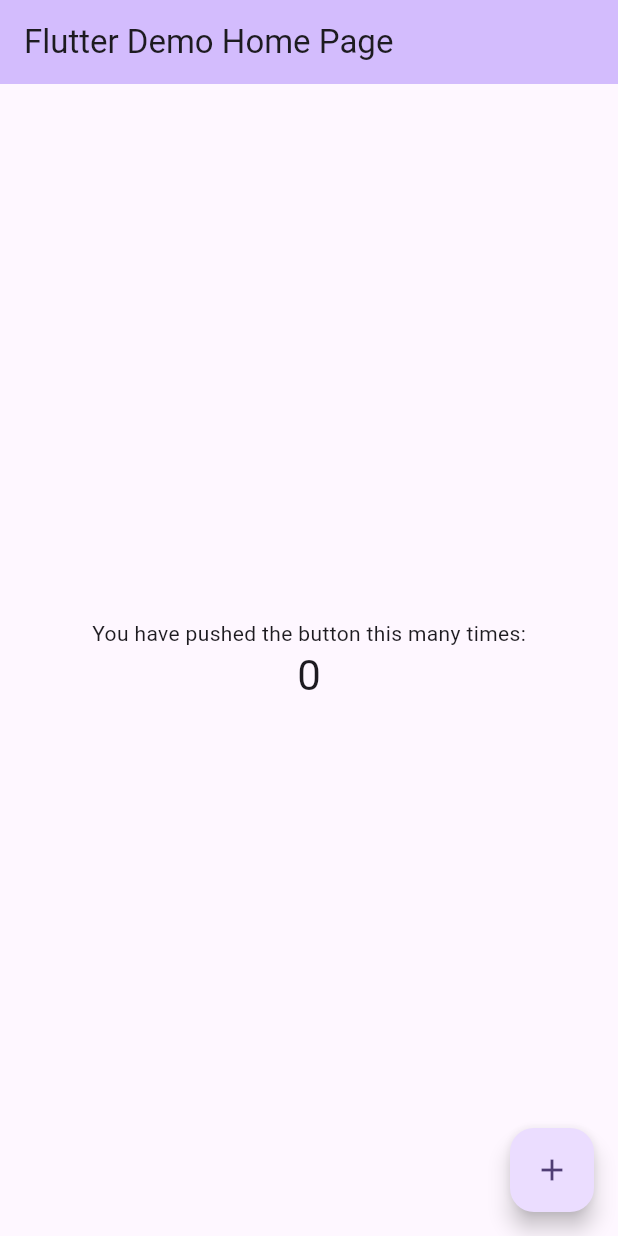
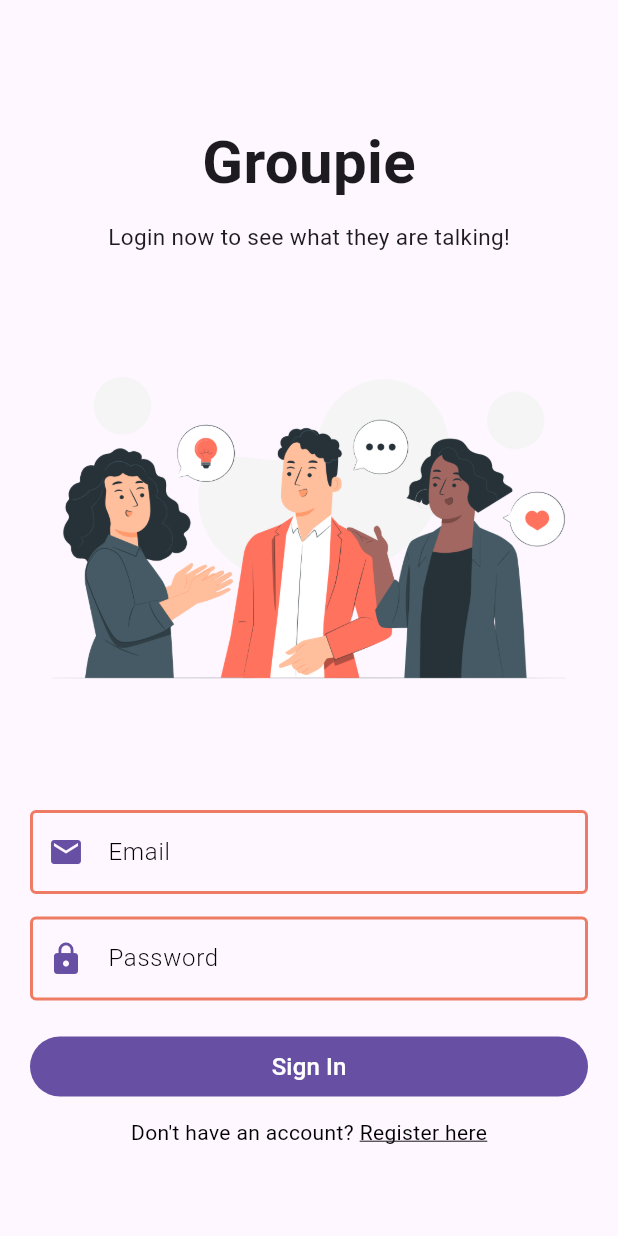
Before and after one commit to DucTrinh244/chatapp_firebase, a Flutter app: the screen it shows after launch, on a phone screen of 412 x 824 dp. Run offline on Flutter 3.47's test engine with Material 3 defaults, Android fonts, the phone set to English and light mode, and no system bars; our stand-ins replace firebase_auth, firebase_core, shared_preferences; accounts and stored records are empty.

Commit message:
update comit

```diff
--- /dev/null
+++ b/lib/helper/helper_function.dart
@@ -0,0 +1,17 @@
+import 'package:shared_preferences/shared_preferences.dart';
+
+class HelperFunction {
+  // Keys
+  static String userLoggedInKey = "ISLOGGEDIN"; // saving the data to SF
+  static String userNameKey = "USERNAME"; // saving the data to SF
+  static String userEmailKey = "USEREMAIL"; // saving the data to SF
+
+  // saving the data to SF
+
+  static Future<bool?> getUserLoggedInStatus() async {
+    SharedPreferences prefs = await SharedPreferences.getInstance();
+    return prefs.getBool(userLoggedInKey);
+  }
+
+  // getting the data from SF
+}
--- a/lib/main.dart
+++ b/lib/main.dart
@@ -1,122 +1,45 @@
+import 'package:chatapp_flutter/helper/helper_function.dart';
+import 'package:chatapp_flutter/pages/auth/login_screen.dart';
+import 'package:chatapp_flutter/pages/home_screen.dart';
+import 'package:firebase_core/firebase_core.dart';
 import 'package:flutter/material.dart';
 
-void main() {
+void main() async {
+  WidgetsFlutterBinding.ensureInitialized();
+  await Firebase.initializeApp();
   runApp(const MyApp());
 }
 
-class MyApp extends StatelessWidget {
+class MyApp extends StatefulWidget {
   const MyApp({super.key});
 
-  // This widget is the root of your application.
   @override
-  Widget build(BuildContext context) {
-    return MaterialApp(
-      title: 'Flutter Demo',
-      theme: ThemeData(
-        // This is the theme of your application.
-        //
-        // TRY THIS: Try running your application with "flutter run". You'll see
-        // the application has a purple toolbar. Then, without quitting the app,
-        // try changing the seedColor in the colorScheme below to Colors.green
-        // and then invoke "hot reload" (save your changes or press the "hot
-        // reload" button in a Flutter-supported IDE, or press "r" if you used
-        // the command line to start the app).
-        //
-        // Notice that the counter didn't reset back to zero; the application
-        // state is not lost during the reload. To reset the state, use hot
-        // restart instead.
-        //
-        // This works for code too, not just values: Most code changes can be
-        // tested with just a hot reload.
-        colorScheme: ColorScheme.fromSeed(seedColor: Colors.deepPurple),
-      ),
-      home: const MyHomePage(title: 'Flutter Demo Home Page'),
-    );
-  }
+  State<MyApp> createState() => _MyAppState();
 }
 
-class MyHomePage extends StatefulWidget {
-  const MyHomePage({super.key, required this.title});
-
-  // This widget is the home page of your application. It is stateful, meaning
-  // that it has a State object (defined below) that contains fields that affect
-  // how it looks.
-
-  // This class is the configuration for the state. It holds the values (in this
-  // case the title) provided by the parent (in this case the App widget) and
-  // used by the build method of the State. Fields in a Widget subclass are
-  // always marked "final".
-
-  final String title;
+class _MyAppState extends State<MyApp> {
+  bool _isSignedIn = false;
 
   @override
-  State<MyHomePage> createState() => _MyHomePageState();
-}
+  initState() {
+    super.initState();
+    getUserLoggedInStatus();
+  }
 
-class _MyHomePageState extends State<MyHomePage> {
-  int _counter = 0;
-
-  void _incrementCounter() {
-    setState(() {
-      // This call to setState tells the Flutter framework that something has
-      // changed in this State, which causes it to rerun the build method below
-      // so that the display can reflect the updated values. If we changed
-      // _counter without calling setState(), then the build method would not be
-      // called again, and so nothing would appear to happen.
-      _counter++;
+  // ignore: non_constant_identifier_names
+  getUserLoggedInStatus() async {
+    await HelperFunction.getUserLoggedInStatus().then((value) {
+      if (value != null) {
+        _isSignedIn = value;
+      }
     });
   }
 
   @override
   Widget build(BuildContext context) {
-    // This method is rerun every time setState is called, for instance as done
-    // by the _incrementCounter method above.
-    //
-    // The Flutter framework has been optimized to make rerunning build methods
-    // fast, so that you can just rebuild anything that needs updating rather
-    // than having to individually change instances of widgets.
-    return Scaffold(
-      appBar: AppBar(
-        // TRY THIS: Try changing the color here to a specific color (to
-        // Colors.amber, perhaps?) and trigger a hot reload to see the AppBar
-        // change color while the other colors stay the same.
-        backgroundColor: Theme.of(context).colorScheme.inversePrimary,
-        // Here we take the value from the MyHomePage object that was created by
-        // the App.build method, and use it to set our appbar title.
-        title: Text(widget.title),
-      ),
-      body: Center(
-        // Center is a layout widget. It takes a single child and positions it
-        // in the middle of the parent.
-        child: Column(
-          // Column is also a layout widget. It takes a list of children and
-          // arranges them vertically. By default, it sizes itself to fit its
-          // children horizontally, and tries to be as tall as its parent.
-          //
-          // Column has various properties to control how it sizes itself and
-          // how it positions its children. Here we use mainAxisAlignment to
-          // center the children vertically; the main axis here is the vertical
-          // axis because Columns are vertical (the cross axis would be
-          // horizontal).
-          //
-          // TRY THIS: Invoke "debug painting" (choose the "Toggle Debug Paint"
-          // action in the IDE, or press "p" in the console), to see the
-          // wireframe for each widget.
-          mainAxisAlignment: MainAxisAlignment.center,
-          children: <Widget>[
-            const Text('You have pushed the button this many times:'),
-            Text(
-              '$_counter',
-              style: Theme.of(context).textTheme.headlineMedium,
-            ),
-          ],
-        ),
-      ),
-      floatingActionButton: FloatingActionButton(
-        onPressed: _incrementCounter,
-        tooltip: 'Increment',
-        child: const Icon(Icons.add),
-      ), // This trailing comma makes auto-formatting nicer for build methods.
+    return MaterialApp(
+      debugShowCheckedModeBanner: false,
+      home: _isSignedIn ? const HomePage() : const LoginPage(),
     );
   }
 }
--- /dev/null
+++ b/lib/pages/auth/login_screen.dart
@@ -0,0 +1,190 @@
+import 'package:chatapp_flutter/pages/auth/register_screen.dart';
+// import 'package:chatapp_flutter/services/auth_service.dart';
+// import 'package:chatapp_flutter/services/database_service.dart';
+// import 'package:chatapp_flutter/utils/utilities.dart';
+import 'package:chatapp_flutter/widgets/widgets.dart';
+import 'package:flutter/gestures.dart';
+import 'package:flutter/material.dart';
+
+class LoginPage extends StatefulWidget {
+  const LoginPage({super.key});
+
+  @override
+  State<LoginPage> createState() => _LoginPageState();
+}
+
+class _LoginPageState extends State<LoginPage> {
+  final formKey = GlobalKey<FormState>();
+  String email = "";
+  String password = "";
+  bool _isLoading = false;
+  // AuthService authService = AuthService();
+  @override
+  Widget build(BuildContext context) {
+    return Scaffold(
+      body:
+          _isLoading
+              ? Center(
+                child: CircularProgressIndicator(
+                  color: Theme.of(context).primaryColor,
+                ),
+              )
+              : SingleChildScrollView(
+                child: Padding(
+                  padding: const EdgeInsets.symmetric(
+                    horizontal: 20,
+                    vertical: 80,
+                  ),
+                  child: Form(
+                    key: formKey,
+                    child: Column(
+                      mainAxisAlignment: MainAxisAlignment.center,
+                      crossAxisAlignment: CrossAxisAlignment.center,
+                      children: <Widget>[
+                        const Text(
+                          "Groupie",
+                          style: TextStyle(
+                            fontSize: 40,
+                            fontWeight: FontWeight.bold,
+                          ),
+                        ),
+                        const SizedBox(height: 10),
+                        const Text(
+                          "Login now to see what they are talking!",
+                          style: TextStyle(
+                            fontSize: 15,
+                            fontWeight: FontWeight.w400,
+                          ),
+                        ),
+                        Image.asset("assets/login.png"),
+                        TextFormField(
+                          decoration: textInputDecoration.copyWith(
+                            labelText: "Email",
+                            prefixIcon: Icon(
+                              Icons.email,
+                              color: Theme.of(context).primaryColor,
+                            ),
+                          ),
+                          onChanged: (val) {
+                            setState(() {
+                              email = val;
+                            });
+                          },
+
+                          // check tha validation
+                          validator: (val) {
+                            return RegExp(
+                                  r"^[a-zA-Z0-9.a-zA-Z0-9.!#$%&'*+-/=?^_`{|}~]+@[a-zA-Z0-9]+\.[a-zA-Z]+",
+                                ).hasMatch(val!)
+                                ? null
+                                : "Please enter a valid email";
+                          },
+                        ),
+                        const SizedBox(height: 15),
+                        TextFormField(
+                          obscureText: true,
+                          decoration: textInputDecoration.copyWith(
+                            labelText: "Password",
+                            prefixIcon: Icon(
+                              Icons.lock,
+                              color: Theme.of(context).primaryColor,
+                            ),
+                          ),
+                          validator: (val) {
+                            if (val!.length < 6) {
+                              return "Password must be at least 6 characters";
+                            } else {
+                              return null;
+                            }
+                          },
+                          onChanged: (val) {
+                            setState(() {
+                              password = val;
+                            });
+                          },
+                        ),
+                        const SizedBox(height: 20),
+                        SizedBox(
+                          width: double.infinity,
+                          child: ElevatedButton(
+                            style: ElevatedButton.styleFrom(
+                              backgroundColor: Theme.of(context).primaryColor,
+                              elevation: 0,
+                              shape: RoundedRectangleBorder(
+                                borderRadius: BorderRadius.circular(30),
+                              ),
+                            ),
+                            child: const Text(
+                              "Sign In",
+                              style: TextStyle(
+                                color: Colors.white,
+                                fontSize: 16,
+                              ),
+                            ),
+                            onPressed: () {
+                              // login();
+                            },
+                          ),
+                        ),
+                        const SizedBox(height: 10),
+                        Text.rich(
+                          TextSpan(
+                            text: "Don't have an account? ",
+                            style: const TextStyle(
+                              color: Colors.black,
+                              fontSize: 14,
+                            ),
+                            children: <TextSpan>[
+                              TextSpan(
+                                text: "Register here",
+                                style: const TextStyle(
+                                  color: Colors.black,
+                                  decoration: TextDecoration.underline,
+                                ),
+                                recognizer:
+                                    TapGestureRecognizer()
+                                      ..onTap = () {
+                                        nextScreen(
+                                          context,
+                                          const RegisterPage(),
+                                        );
+                                      },
+                              ),
+                            ],
+                          ),
+                        ),
+                      ],
+                    ),
+                  ),
+                ),
+              ),
+    );
+  }
+
+  // login() async {
+  //   if (formKey.currentState!.validate()) {
+  //     setState(() {
+  //       _isLoading = true;
+  //     });
+  //     await authService.loginWithUserNameandPassword(email, password).then((
+  //       value,
+  //     ) async {
+  //       if (value == true) {
+  //         QuerySnapshot snapshot = await DatabaseService(
+  //           uid: FirebaseAuth.instance.currentUser!.uid,
+  //         ).gettingUserData(email);
+  //         // saving the values to our shared preferences
+  //         await HelperFunctions.saveUserLoggedInStatus(true);
+  //         await HelperFunctions.saveUserEmailSF(email);
+  //         await HelperFunctions.saveUserNameSF(snapshot.docs[0]['fullName']);
+  //         nextScreenReplace(context, const HomePage());
+  //       } else {
+  //         showSnackbar(context, Colors.red, value);
+  //         setState(() {
+  //           _isLoading = false;
+  //         });
+  //       }
+  //     });
+  //   }
+  // }
+}
--- /dev/null
+++ b/lib/service/auth_service.dart
@@ -0,0 +1,11 @@
+import 'package:firebase_auth/firebase_auth.dart';
+
+class AuthService {
+  final FirebaseAuth firebaseAuth = FirebaseAuth.instance;
+
+  //login with email and password
+
+  // register with email and password
+
+  //signout user
+}
--- /dev/null
+++ b/lib/shared/constants.dart
@@ -0,0 +1,6 @@
+class Constants {
+  static String apiKey = 'AIzaSyDdX1nr4enE-z90oaXf5pEgw7hmUVrVsO8';
+  static String appId = '1:1020493403934:web:10b7d4263f5bcd62f6db0f';
+  static String messagingSenderId = '1020493403934';
+  static String projectId = 'chatappflutter-5300c';
+}
--- /dev/null
+++ b/lib/widgets/widgets.dart
@@ -0,0 +1,40 @@
+import 'package:flutter/material.dart';
+
+const textInputDecoration = InputDecoration(
+  labelStyle: TextStyle(color: Colors.black, fontWeight: FontWeight.w300),
+  focusedBorder: OutlineInputBorder(
+    borderSide: BorderSide(color: Color(0xFFee7b64), width: 2),
+  ),
+  enabledBorder: OutlineInputBorder(
+    borderSide: BorderSide(color: Color(0xFFee7b64), width: 2),
+  ),
+  errorBorder: OutlineInputBorder(
+    borderSide: BorderSide(color: Color(0xFFee7b64), width: 2),
+  ),
+);
+
+void nextScreen(context, page) {
+  Navigator.push(context, MaterialPageRoute(builder: (context) => page));
+}
+
+void nextScreenReplace(context, page) {
+  Navigator.pushReplacement(
+    context,
+    MaterialPageRoute(builder: (context) => page),
+  );
+}
+
+void showSnackbar(context, color, message) {
+  ScaffoldMessenger.of(context).showSnackBar(
+    SnackBar(
+      content: Text(message, style: const TextStyle(fontSize: 14)),
+      backgroundColor: color,
+      duration: const Duration(seconds: 2),
+      action: SnackBarAction(
+        label: "OK",
+        onPressed: () {},
+        textColor: Colors.white,
+      ),
+    ),
+  );
+}
--- /dev/null
+++ b/todo.txt
@@ -0,0 +1 @@
+1. Adding firebasbe databasae
```
Also changed, not shown: lib/pages/auth/register_screen.dart (added, +207 -0 lines), lib/pages/home_screen.dart (added, +15 -0 lines), pubspec.yaml (+10 -17 lines), assets/login.png (added), assets/register.png (added), pubspec.lock, 6 other files.
